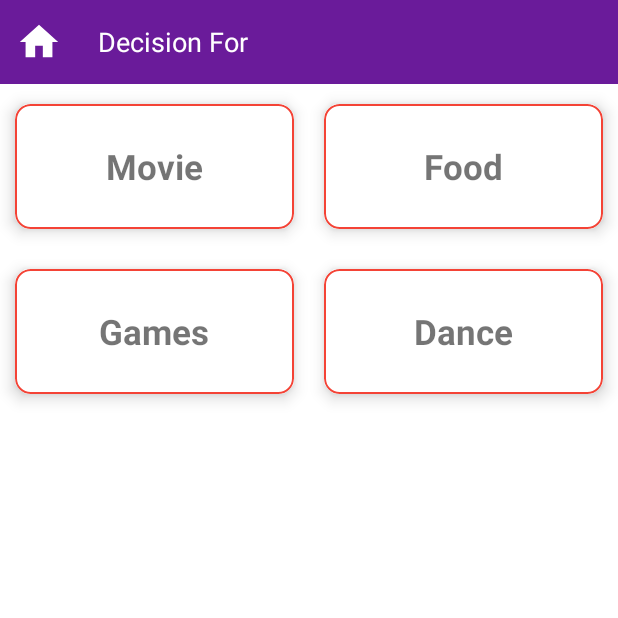
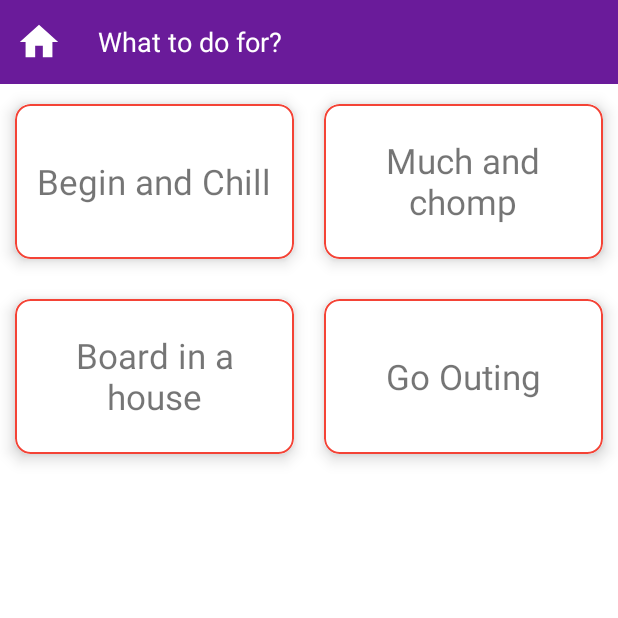
Before and after one commit to mobitechs/WhatToDo, an Android app: the DecisionActivity screen opened directly, with no data from a screen before it, on a phone screen of 412 x 824 dp, the top half of it. Run offline under Robolectric (Android 15) with nearby library versions, the light colour scheme and no system bars; our stand-ins replace CircleImageView, sdp/ssp sizes; libraries missing offline, so code that uses them is left out: com.androidnetworking, com.androidnetworking.common, com.androidnetworking.error, com.androidnetworking.interfaces; pictures from the network do not load.

Commit message:
ui changes done

```diff
--- a/app/src/main/AndroidManifest.xml
+++ b/app/src/main/AndroidManifest.xml
@@ -19,7 +19,7 @@
             android:exported="false" />
         <activity
             android:theme="@style/noActionBar"
-            android:label="Short Listed"
+            android:label="Matches"
             android:name=".view.activity.ShortListedLIstActivity"
             android:exported="false" />
         <activity
@@ -30,12 +30,12 @@
         <activity
             android:name=".view.activity.DecisionActivity"
             android:exported="false"
-            android:label="Decision For"
+            android:label="What to do for?"
             android:theme="@style/noActionBar" />
         <activity
             android:name=".view.activity.WaitingRoomActivity"
             android:exported="false"
-            android:label="Waiting Room"
+            android:label="My Group"
             android:theme="@style/noActionBar" />
         <activity
             android:name=".view.activity.HomeActivity"
--- a/app/src/main/java/com/wahttodo/app/callbacks/GroupListCallback.kt
+++ b/app/src/main/java/com/wahttodo/app/callbacks/GroupListCallback.kt
@@ -3,7 +3,7 @@ package com.wahttodo.app.callbacks
 import com.wahttodo.app.model.JoinedRoomListItems
 
 interface GroupListCallback {
-    fun getRoomId(roomId: String)
+    fun getRoomId(roomId: String, s: String)
     fun deleteRoom(item: JoinedRoomListItems, position: Int)
     fun deleteRoomByHost(item: JoinedRoomListItems, position: Int)
 }
--- a/app/src/main/java/com/wahttodo/app/view/activity/DecisionActivity.kt
+++ b/app/src/main/java/com/wahttodo/app/view/activity/DecisionActivity.kt
@@ -60,7 +60,7 @@ class DecisionActivity : AppCompatActivity() {
             }
         })
 
-        tvToolbarTitle.text="Decision For"
+        tvToolbarTitle.text="What to do for?"
         imgHome.setOnClickListener{
             openClearActivity(HomeActivity::class.java)
         }
@@ -71,10 +71,10 @@ class DecisionActivity : AppCompatActivity() {
 
     private fun getListOfCategory() {
 
-        listItems.add(CategoryListItems("1", "Movie"))
-        listItems.add(CategoryListItems("2", "Food"))
-        listItems.add(CategoryListItems("3", "Games"))
-        listItems.add(CategoryListItems("4", "Dance"))
+        listItems.add(CategoryListItems("1", "Begin and Chill"))
+        listItems.add(CategoryListItems("2", "Much and chomp"))
+        listItems.add(CategoryListItems("3", "Board in a house"))
+        listItems.add(CategoryListItems("4", "Go Outing"))
         listAdapter.updateListItems(listItems)
     }
 
--- a/app/src/main/java/com/wahttodo/app/view/activity/WaitingRoomActivity.kt
+++ b/app/src/main/java/com/wahttodo/app/view/activity/WaitingRoomActivity.kt
@@ -97,7 +97,7 @@ class WaitingRoomActivity : AppCompatActivity(), ApiResponse {
             SharePreferenceManager.getInstance(this).getValueString(Constants.ROOM_ID).toString()
 
         setupRecyclerView()
-        tvToolbarTitle.text="Waiting Room"
+        tvToolbarTitle.text="My Group"
         imgHome.setOnClickListener{
             openClearActivity(HomeActivity::class.java)
         }
--- a/app/src/main/res/layout/activity_home.xml
+++ b/app/src/main/res/layout/activity_home.xml
@@ -6,12 +6,13 @@
     android:background="@color/white"
     android:orientation="vertical">
 
-    <RelativeLayout xmlns:android="http://schemas.android.com/apk/res/android"
-        xmlns:tools="http://schemas.android.com/tools"
+    <RelativeLayout
         android:layout_width="match_parent"
         android:layout_height="match_parent"
         tools:context=".view.fragment.HomeGroupListFragment">
 
+
+        <include layout="@layout/empty_screen" />
         <include layout="@layout/recyclerview" />
 
         <include layout="@layout/progressbar" />
--- a/app/src/main/res/layout/activity_short_listed_list.xml
+++ b/app/src/main/res/layout/activity_short_listed_list.xml
@@ -12,6 +12,8 @@
         android:layout_height="match_parent"
         android:layout_marginBottom="@dimen/_5sdp">
 
+
+        <include layout="@layout/empty_screen" />
         <include layout="@layout/recyclerview" />
 
         <include layout="@layout/progressbar" />
--- a/app/src/main/res/layout/adapter_item_category.xml
+++ b/app/src/main/res/layout/adapter_item_category.xml
@@ -7,7 +7,7 @@
 
     <com.google.android.material.card.MaterialCardView
         android:layout_width="match_parent"
-        android:layout_height="wrap_content"
+        android:layout_height="@dimen/_100sdp"
         android:layout_weight="1"
         app:cardCornerRadius="@dimen/_8sdp"
         app:cardElevation="@dimen/_5sdp"
@@ -16,8 +16,9 @@
         app:cardUseCompatPadding="true">
 
         <LinearLayout
+            android:layout_gravity="center"
             android:id="@+id/layoutGetSmile"
-            android:layout_width="match_parent"
+            android:layout_width="wrap_content"
             android:layout_height="wrap_content"
             android:orientation="vertical">
 
@@ -25,12 +26,12 @@
                 android:layout_width="wrap_content"
                 android:layout_height="wrap_content"
                 android:layout_gravity="center"
-                android:layout_margin="@dimen/_20sdp"
                 android:gravity="center"
                 android:id="@+id/txtName"
+                android:layout_marginHorizontal="@dimen/_10sdp"
                 android:text="Get the Smile"
                 android:textSize="@dimen/_18sdp"
-                android:textStyle="bold" />
+                />
         </LinearLayout>
     </com.google.android.material.card.MaterialCardView>
 
--- a/app/src/main/res/values/strings.xml
+++ b/app/src/main/res/values/strings.xml
@@ -1,6 +1,7 @@
 <resources>
     <string name="app_name">WhatToDo</string>
     <string name="whattodo">What To \n Do</string>
-    <string name="shorted_list">Shorted\nList</string>
+<!--    <string name="shorted_list">Shorted\nList</string>-->
+    <string name="shorted_list">Matches</string>
 
 </resources>
```
Also changed, not shown: app/src/main/java/com/wahttodo/app/adapter/GroupListAdapter.kt (+11 -2 lines), app/src/main/java/com/wahttodo/app/view/activity/HomeActivity.kt (+22 -10 lines), app/src/main/java/com/wahttodo/app/view/activity/ShortListedLIstActivity.kt (+6 -1 lines), app/src/main/res/layout/adapter_item_groups.xml (+35 -0 lines), app/src/main/res/layout/empty_screen.xml (added, +40 -0 lines).
